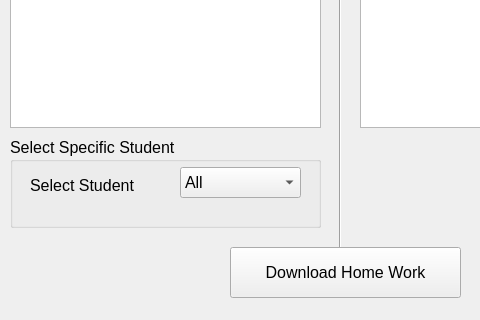
First picture: the form in downloadfile.ui, repository dkithmal/BinduProjectTeacher, before the edit; both pictures show x 0 to 480 and y 283 to 603 of the 673 by 603 pixel window.
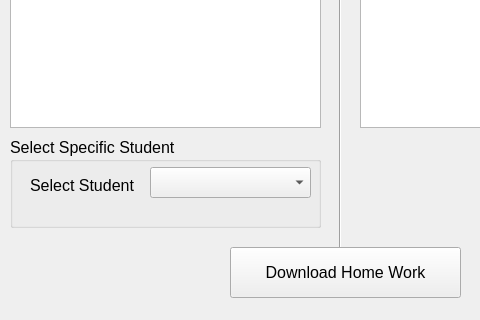
Second picture: the form after the edit.

```diff
--- a/downloadfile.ui
+++ b/downloadfile.ui
@@ -72,17 +72,12 @@
    <widget class="QComboBox" name="cBSelectStudent">
     <property name="geometry">
      <rect>
-      <x>170</x>
+      <x>140</x>
       <y>30</y>
-      <width>121</width>
+      <width>161</width>
       <height>31</height>
      </rect>
     </property>
-    <item>
-     <property name="text">
-      <string>All</string>
-     </property>
-    </item>
    </widget>
   </widget>
   <widget class="QTreeWidget" name="tWSelectClass">
```
